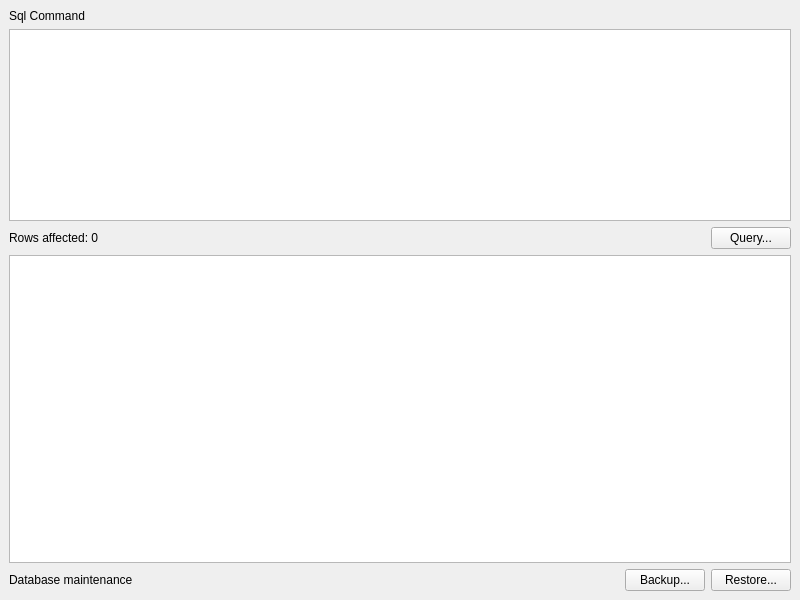
The window that views/SqlCommandView.ui (xcarol/wmm-qt) describes before a commit, drawn with Qt 5.
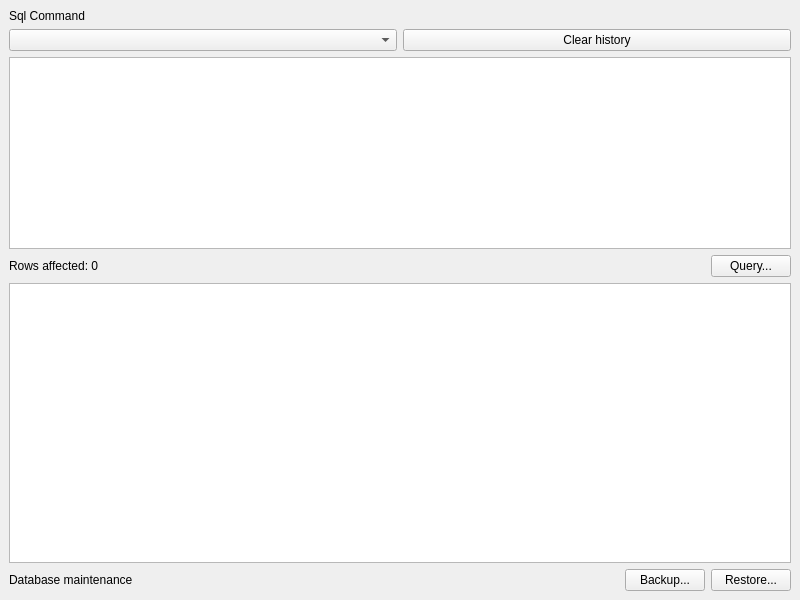
The same window after the commit.

Commit message: add clear history button

Diff of the .ui file:
```diff
--- a/views/SqlCommandView.ui
+++ b/views/SqlCommandView.ui
@@ -30,6 +30,20 @@
           </item>
          </layout>
         </item>
+        <item>
+         <layout class="QHBoxLayout" name="horizontalLayout_4">
+          <item>
+           <widget class="QComboBox" name="historyComboBox"/>
+          </item>
+          <item>
+           <widget class="QPushButton" name="clearHistoryButton">
+            <property name="text">
+             <string>Clear history</string>
+            </property>
+           </widget>
+          </item>
+         </layout>
+        </item>
         <item>
          <widget class="QPlainTextEdit" name="sqlCommandEdit">
           <property name="sizePolicy">
```
The commit also changes 2 other files.
